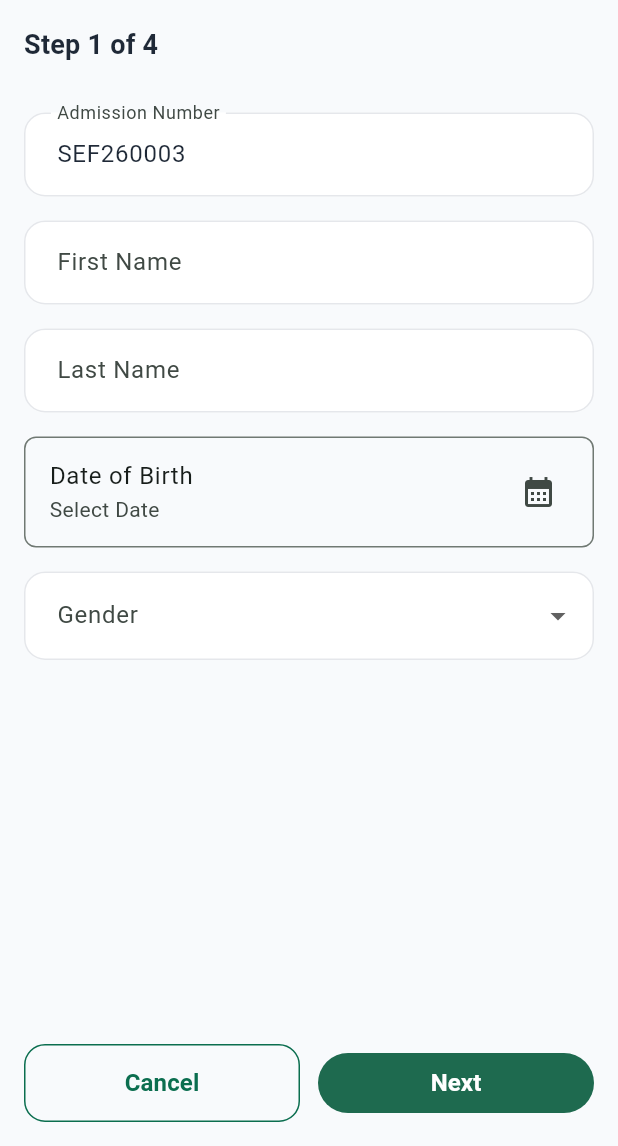
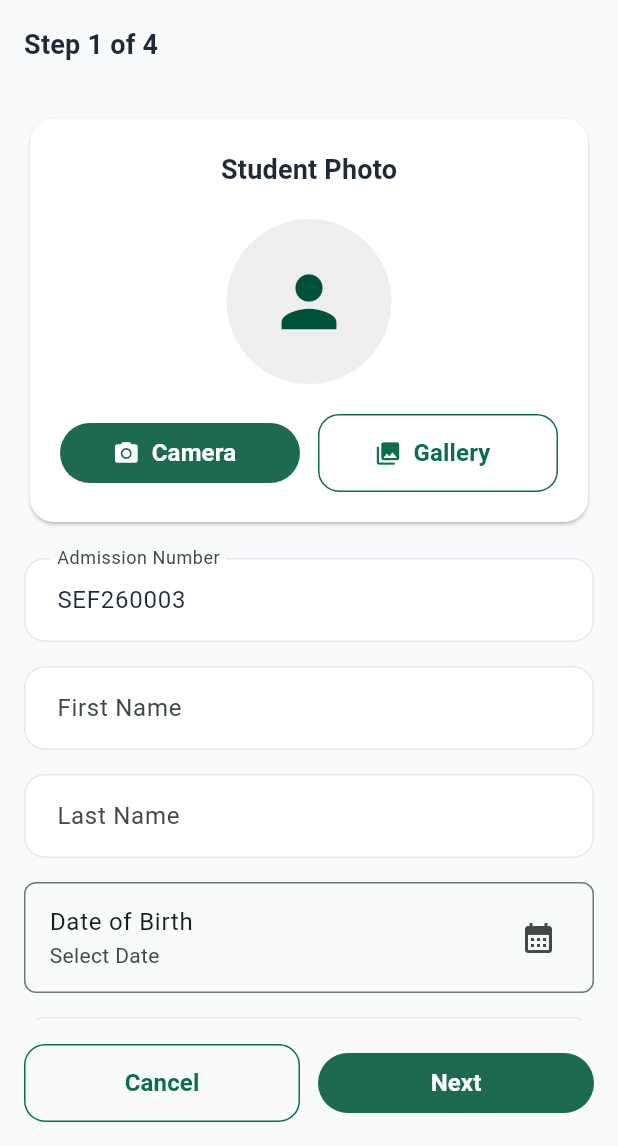
Before and after one commit to bhagwatgouri-beep/cubs_corner_connect, a Flutter app: the AddStudentScreen screen opened directly, on a phone screen of 412 x 824 dp, the part 90-1236 px from its top. Run offline on Flutter 3.47's test engine with Material 3 defaults, Android fonts, the phone set to English and light mode, and no system bars; our stand-ins replace cloud_firestore, firebase_auth, firebase_core, image_picker; accounts and stored records are empty.

Commit message:
ADM-005 Add reusable student photo capture

```diff
--- a/lib/features/admin/admissions/add_student_screen.dart
+++ b/lib/features/admin/admissions/add_student_screen.dart
@@ -147,7 +147,7 @@ class _AddStudentScreenState extends State<AddStudentScreen> {
       classroomId: draft.classroomId,
       centreId: draft.centreId,
       parentIds: [draft.parentId],
-      profileImageUrl: '',
+      profileImageUrl: draft.profileImageUrl,
       isActive: true,
       isDaycareEnrolled: draft.daycare,
       usesTransport: draft.transport,
--- a/lib/features/admin/admissions/steps/student_step.dart
+++ b/lib/features/admin/admissions/steps/student_step.dart
@@ -1,6 +1,7 @@
 import 'package:flutter/material.dart';
 
 import '../../../../models/admission_draft.dart';
+import '../../../../shared/widgets/photo_picker_card.dart';
 
 class StudentStep extends StatefulWidget {
   final AdmissionDraft draft;
@@ -60,6 +61,7 @@ class _StudentStepState extends State<StudentStep> {
 setState(() {
 widget.draft.dateOfBirth = picked;
 });
+
 field.didChange(picked);
 }
 }
@@ -73,6 +75,19 @@ class _StudentStepState extends State<StudentStep> {
 child: ListView(
 padding: const EdgeInsets.all(16),
 children: [
+
+PhotoPickerCard(
+imagePath: widget.draft.profileImageUrl,
+onImageSelected: (path) {
+setState(() {
+widget.draft.profileImageUrl = path;
+});
+},
+title: "Student Photo",
+),
+
+const SizedBox(height: 20),
+
 TextField(
 controller: _admissionController,
 readOnly: true,
@@ -81,7 +96,9 @@ class _StudentStepState extends State<StudentStep> {
 border: OutlineInputBorder(),
 ),
 ),
+
 const SizedBox(height: 16),
+
 TextFormField(
 controller: _firstNameController,
 decoration: const InputDecoration(
@@ -99,7 +116,9 @@ class _StudentStepState extends State<StudentStep> {
 widget.draft.firstName = value;
 },
 ),
+
 const SizedBox(height: 16),
+
 TextFormField(
 controller: _lastNameController,
 decoration: const InputDecoration(
@@ -117,7 +136,9 @@ class _StudentStepState extends State<StudentStep> {
 widget.draft.lastName = value;
 },
 ),
+
 const SizedBox(height: 16),
+
 FormField<DateTime>(
 initialValue: dob,
 autovalidateMode: AutovalidateMode.onUserInteraction,
@@ -151,9 +172,13 @@ class _StudentStepState extends State<StudentStep> {
 trailing: const Icon(Icons.calendar_month),
 onTap: () => _pickDate(field),
 ),
+
 if (field.hasError)
 Padding(
-                    padding: const EdgeInsets.only(left: 12, top: 4),
+padding: const EdgeInsets.only(
+left: 12,
+top: 4,
+),
 child: Text(
 field.errorText!,
 style: TextStyle(
@@ -165,6 +190,7 @@ class _StudentStepState extends State<StudentStep> {
 );
 },
 ),
+
 const SizedBox(height: 16),
   DropdownButtonFormField<String>(
     initialValue: widget.draft.gender.isEmpty
@@ -196,9 +222,13 @@ class _StudentStepState extends State<StudentStep> {
       ),
     ],
     onChanged: (value) {
+      setState(() {
         widget.draft.gender = value ?? "";
+      });
     },
   ),
+
+  const SizedBox(height: 24),
 ],
 ),
 );
--- a/lib/models/admission_draft.dart
+++ b/lib/models/admission_draft.dart
@@ -7,6 +7,10 @@ class AdmissionDraft {
   String lastName = '';
   DateTime? dateOfBirth;
   String gender = '';
+
+  /// Local image selected during admission.
+  /// Later this will hold the Firebase Storage URL.
+  String profileImageUrl = '';
 
   // Guardian 1
   String guardian1Name = '';
--- /dev/null
+++ b/lib/shared/widgets/photo_picker_card.dart
@@ -0,0 +1,111 @@
+import 'dart:io';
+
+import 'package:flutter/material.dart';
+import 'package:image_picker/image_picker.dart';
+
+class PhotoPickerCard extends StatefulWidget {
+  final String imagePath;
+  final ValueChanged<String> onImageSelected;
+  final String title;
+
+  const PhotoPickerCard({
+    super.key,
+    required this.imagePath,
+    required this.onImageSelected,
+    this.title = 'Student Photo',
+  });
+
+  @override
+  State<PhotoPickerCard> createState() => _PhotoPickerCardState();
+}
+
+class _PhotoPickerCardState extends State<PhotoPickerCard> {
+  final ImagePicker _picker = ImagePicker();
+
+  Future<void> _pick(ImageSource source) async {
+    final XFile? image = await _picker.pickImage(
+      source: source,
+      imageQuality: 80,
+      maxWidth: 1200,
+    );
+
+    if (image == null) return;
+
+    widget.onImageSelected(image.path);
+
+    if (mounted) {
+      setState(() {});
+    }
+  }
+
+  @override
+  Widget build(BuildContext context) {
+    final hasImage = widget.imagePath.isNotEmpty;
+
+    return Card(
+      elevation: 1,
+      child: Padding(
+        padding: const EdgeInsets.all(20),
+        child: Column(
+          children: [
+            Text(
+              widget.title,
+              style: Theme.of(context).textTheme.titleMedium,
+            ),
+
+            const SizedBox(height: 20),
+
+            CircleAvatar(
+              radius: 55,
+              backgroundColor: Colors.grey.shade200,
+              backgroundImage:
+              hasImage ? FileImage(File(widget.imagePath)) : null,
+              child: hasImage
+                  ? null
+                  : const Icon(
+                Icons.person,
+                size: 55,
+              ),
+            ),
+
+            const SizedBox(height: 20),
+
+            Row(
+              children: [
+                Expanded(
+                  child: FilledButton.icon(
+                    onPressed: () => _pick(ImageSource.camera),
+                    icon: const Icon(Icons.photo_camera),
+                    label: const Text("Camera"),
+                  ),
+                ),
+
+                const SizedBox(width: 12),
+
+                Expanded(
+                  child: OutlinedButton.icon(
+                    onPressed: () => _pick(ImageSource.gallery),
+                    icon: const Icon(Icons.photo_library),
+                    label: const Text("Gallery"),
+                  ),
+                ),
+              ],
+            ),
+
+            if (hasImage) ...[
+              const SizedBox(height: 12),
+              TextButton.icon(
+                onPressed: () {
+                  widget.onImageSelected('');
+                  setState(() {});
+                },
+                icon: const Icon(Icons.delete_outline),
+                label: const Text("Remove Photo"),
+              ),
+            ],
+          ],
+        ),
+      ),
+    );
+  }
+}
```
Also changed, not shown: lib/features/admin/admissions/steps/review_step.dart (+10 -1 lines), pubspec.yaml (+9 -19 lines), pubspec.lock, 5 other files. Lines whose indentation alone changed are shown as unchanged.
